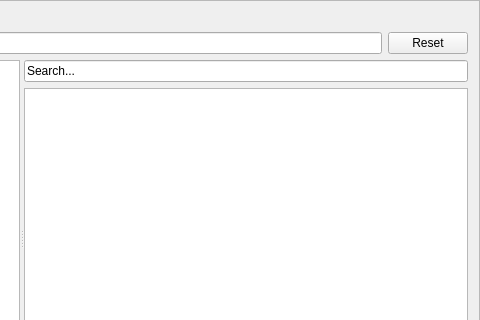
Qt form src/optionconfigurator.ui (GAMS-dev/studio) before a commit; both pictures show x 436 to 916 and y 0 to 320 of the 916 by 456 pixel window.
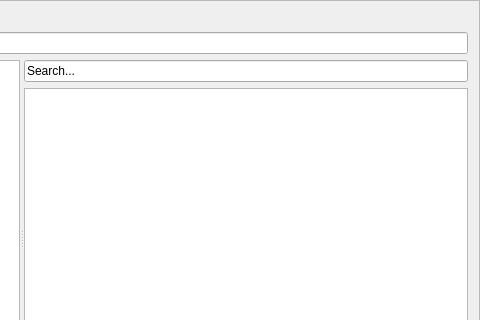
The same form after that commit.

Diff of the .ui file:
```diff
--- a/src/optionconfigurator.ui
+++ b/src/optionconfigurator.ui
@@ -45,13 +45,6 @@
      <item>
       <widget class="QLineEdit" name="commandLineEdit"/>
      </item>
-     <item>
-      <widget class="QPushButton" name="resetButton">
-       <property name="text">
-        <string>Reset</string>
-       </property>
-      </widget>
-     </item>
     </layout>
    </item>
    <item>
```
